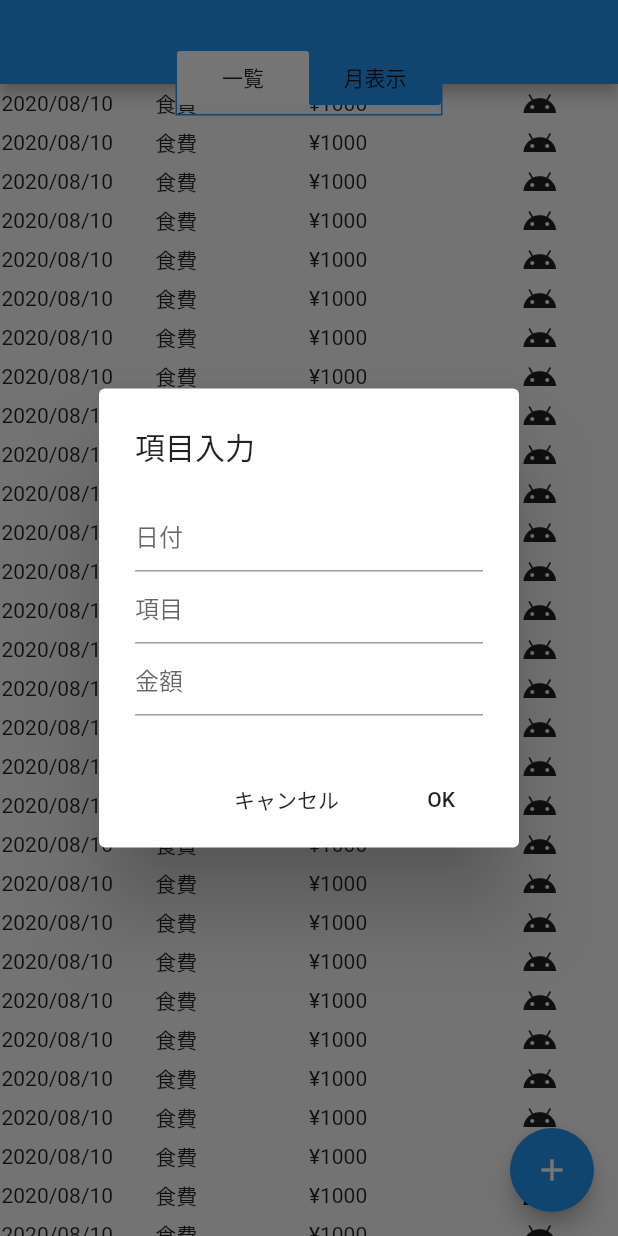
After one commit to probsc/money-book, a Flutter app: the screen it shows after launch, after a tap on the "add" icon, on a phone screen of 412 x 824 dp. The commit adds this screen. Run offline on Flutter 3.47's test engine with Material 2 defaults, Android fonts, the phone set to English and light mode, and no system bars.

Commit message:
#1 [お小遣い帳] 項目入力ダイアログを追加

```diff
--- /dev/null
+++ b/lib/input_dialog.dart
@@ -0,0 +1,86 @@
+import 'dart:async';
+import 'package:intl/intl.dart';
+import 'package:flutter/material.dart';
+
+/// # 項目入力 ダイアログウィジェット
+///
+/// 項目入力ダイアログを表示
+class InputDialog extends StatefulWidget {
+  @override
+  InputDialogState createState() => InputDialogState();
+}
+
+class InputDialogState extends State<InputDialog> {
+  TextEditingController _dateController = TextEditingController();
+  TextEditingController _nameController = TextEditingController();
+  TextEditingController _priceController = TextEditingController();
+
+  // DatePicker 表示メソッド
+  Future<DateTime> _selectDate(BuildContext context) async {
+    final DateTime selected = await showDatePicker(
+      context: context,
+      initialDate: DateTime.now(),
+      firstDate: DateTime(DateTime.now().year),
+      lastDate: DateTime(DateTime.now().year + 1),
+    );
+    return selected;
+  }
+
+  @override
+  Widget build(BuildContext context) {
+    return AlertDialog(
+      title: Text('項目入力'),
+      content: Column(
+        mainAxisSize: MainAxisSize.min,
+        children: <Widget>[
+          GestureDetector(
+            onTap: () {
+              // 選択した日付をダイアログに表示
+              setState(() {
+                _selectDate(context).then(
+                  (date) => _dateController.text = date != null
+                    ? DateFormat('yyyy/MM/dd').format(date)
+                    : '',
+                );
+              });
+            },
+            // TextField タップ時にキーボードを表示しないように AbsorbPointer でラップ
+            child: AbsorbPointer(
+              child: TextField(
+                controller: _dateController,
+                maxLines: 1,
+                decoration: const InputDecoration(
+                  hintText: '日付'
+                ),
+              ),
+            ),
+          ),
+          TextField(  // 項目入力
+            controller: _nameController,
+            maxLines: 1,
+            decoration: const InputDecoration(
+              hintText: '項目'
+            ),
+          ),
+          TextField(  // 金額入力
+            controller: _priceController,
+            maxLines: 1,
+            decoration: const InputDecoration(
+              hintText: '金額'
+            ),
+          ),
+        ],
+      ),
+      actions: <Widget>[
+          FlatButton(
+            child: Text('キャンセル'),
+            onPressed: () => Navigator.pop(context),
+          ),
+          FlatButton(
+            child:Text('OK'),
+            onPressed: () => Navigator.pop(context),
+          ),
+      ],
+    );
+  }
+}
--- a/lib/main.dart
+++ b/lib/main.dart
@@ -1,5 +1,6 @@
 import 'package:flutter/material.dart';
 
+import 'package:money_book/input_dialog.dart';
 import 'package:money_book/item_row.dart';
 
 void main() {
@@ -37,7 +38,7 @@ class MyHomePage extends StatefulWidget {
 }
 
 class _MyHomePageState extends State<MyHomePage> with  SingleTickerProviderStateMixin {
-    final List<Tab> tabs = <Tab>[
+  final List<Tab> tabs = <Tab>[
     Tab(text: '一覧'),
     Tab(text: '月表示'),
   ];
@@ -164,7 +165,19 @@ class _MyHomePageState extends State<MyHomePage> with  SingleTickerProviderState
             );
           }
         }).toList(),
-      )
+      ),
+      floatingActionButton: FloatingActionButton(
+        onPressed: () {
+          showDialog(
+            barrierDismissible: false,
+            context: context,
+            builder: (_) {
+              return InputDialog();
+            }
+          );
+        },
+        child: Icon(Icons.add),
+      ),
     );
   }
 }
```
